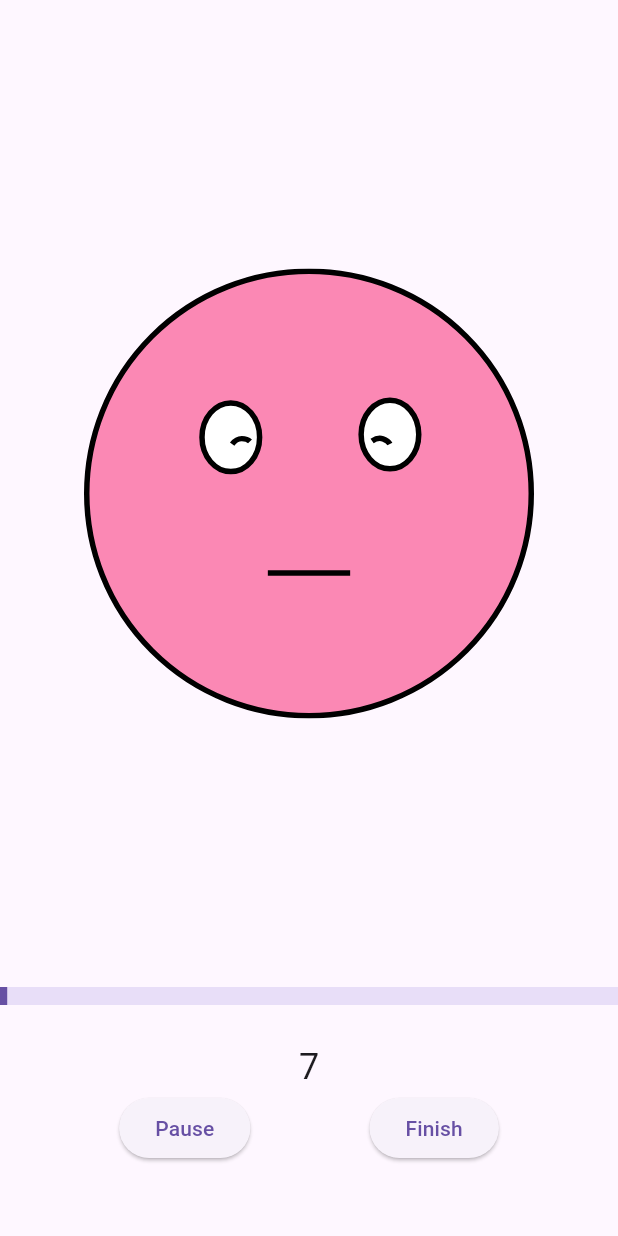
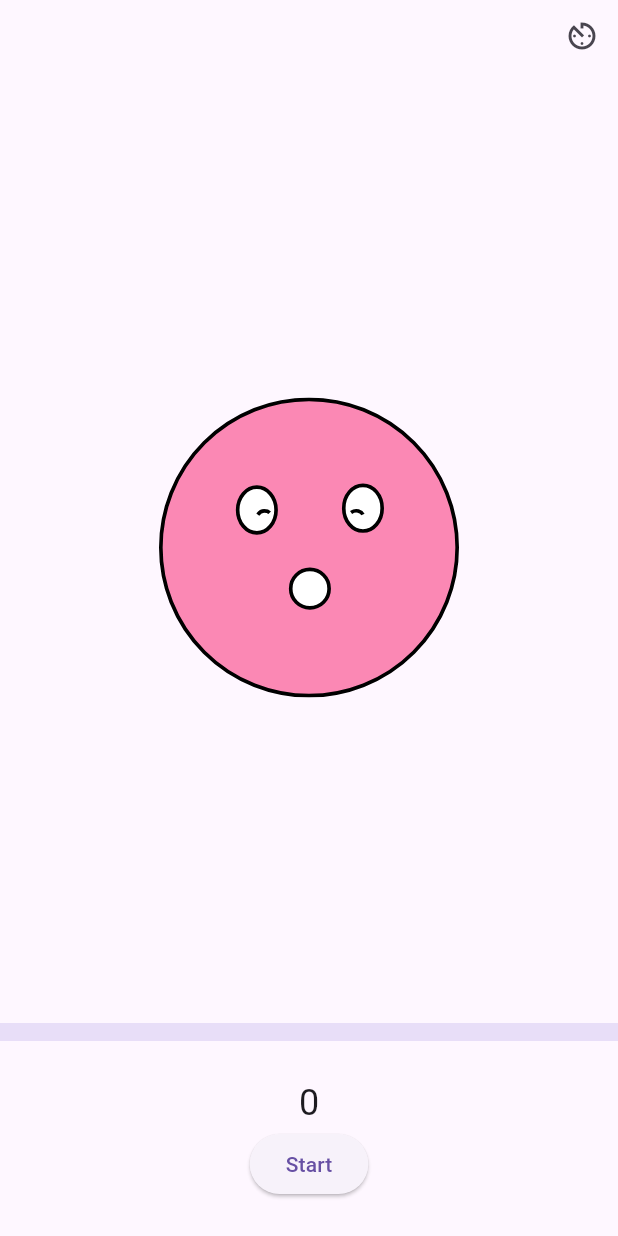
Before and after one commit to fkaita/MealFriend, a Flutter app: the screen it shows after launch, on a phone screen of 412 x 824 dp. Run offline on Flutter 3.47's test engine with Material 3 defaults, Android fonts, the light colour scheme and no system bars; our stand-ins replace flutter_svg.

Commit message:
add popup to set time length

```diff
--- a/lib/main.dart
+++ b/lib/main.dart
@@ -26,26 +26,25 @@ enum TimerState { initial, started, paused }
 
 class _TimerPageState extends State<TimerPage> {
   int seconds = 0;
-  int _currentIndex = 0;
-  final int maxSeconds = 600;
+  int _imageIndex = 0;
+  int maxSeconds = 60 * 20; // 20 minutes by default
   TimerState timerState = TimerState.initial;
-  Timer? _timer;
-  Timer? _imageTimer;
-  bool _isPaused = false;
+  Timer? _timer; // Timer for counting seconds
+  Timer? _imageTimer; // Timer for animation
 
   // Make list of svg images
-  List<String> _svgAssets = [
+  final List<String> _svgAssets = [
     'assets/images/eatingFace1.svg',
     'assets/images/eatingFace2.svg',
     'assets/images/eatingFace3.svg',
   ];
 
-  @override
-  void initState() {
-    super.initState();
-    startImageTimer();
-    startTimer();
-  }
+  // @override
+  // void initState() {
+  //   super.initState();
+  //   startImageTimer();
+  //   startTimer();
+  // }
 
   void startTimer() {
     _timer = Timer.periodic(const Duration(seconds: 1), (_) {
@@ -56,13 +55,14 @@ class _TimerPageState extends State<TimerPage> {
     setState(() {
       timerState = TimerState.started;
     });
+    startImageTimer();
   }
 
   void startImageTimer() {
     // For animation
     final random = Random();
-    final meanSeconds = 1;
-    final stdDevSeconds = 0.5;
+    const meanSeconds = 1;
+    const stdDevSeconds = 0.5;
 
     // Generate a random duration with normal distribution
     Duration randomDuration = Duration(
@@ -70,9 +70,9 @@ class _TimerPageState extends State<TimerPage> {
             ((random.nextDouble() * stdDevSeconds + meanSeconds) * 1000)
                 .round());
     _imageTimer = Timer(randomDuration, () {
-      if (!_isPaused) {
+      if (seconds / maxSeconds < 1.0) {
         setState(() {
-          _currentIndex = (_currentIndex + 1) % _svgAssets.length;
+          _imageIndex = (_imageIndex + 1) % _svgAssets.length;
         });
       }
       startImageTimer(); // Start timer again for the next image change
@@ -92,23 +92,71 @@ class _TimerPageState extends State<TimerPage> {
     _imageTimer?.cancel();
     setState(() {
       seconds = 0;
-      _currentIndex = 0;
+      _imageIndex = 0;
       timerState = TimerState.initial;
-      // Go to next stage here
+      // TODO: Go to next stage here -> Record time
     });
+  }
+
+  Future<void> _showMyDialog() async {
+    final result = await showDialog<String>(
+      context: context,
+      builder: (BuildContext context) {
+        return SimpleDialog(
+          title: const Text('Select time for a meal'),
+          children: <Widget>[
+            SimpleDialogOption(
+              onPressed: () {
+                Navigator.pop(context, "15");
+              },
+              child: const Text('15 minutes'),
+            ),
+            SimpleDialogOption(
+              onPressed: () {
+                Navigator.pop(context, "20");
+              },
+              child: const Text('20 minutes'),
+            ),
+            SimpleDialogOption(
+              onPressed: () {
+                Navigator.pop(context, "25");
+              },
+              child: const Text('25 minutes'),
+            ),
+          ],
+        );
+      },
+    );
+    // Change target time length
+    if (result != null) {
+      setState(() {
+        maxSeconds = int.parse(result) * 60;
+      });
+    }
   }
 
   @override
   Widget build(BuildContext context) {
     return Scaffold(
-      body: Center(
+        body: SafeArea(
+      child: Center(
         child: Column(
           children: [
+            Row(mainAxisAlignment: MainAxisAlignment.end, children: [
+              IconButton(
+                icon: const Icon(Icons.av_timer_outlined),
+                iconSize: 24,
+                padding: const EdgeInsets.all(8.0),
+                onPressed: () {
+                  _showMyDialog();
+                },
+              )
+            ]),
             Expanded(
               child: SvgPicture.asset(
-                _svgAssets[_currentIndex],
-                width: 300, // Adjust width and height as needed
-                height: 300,
+                _svgAssets[_imageIndex],
+                width: 200, // Adjust width and height as needed
+                height: 200,
               ),
             ),
             LinearProgressIndicator(
@@ -129,7 +177,6 @@ class _TimerPageState extends State<TimerPage> {
                       pauseTimer();
                     } else {
                       startTimer();
-                      startImageTimer();
                     }
                   },
                   child: Text(timerState == TimerState.started
@@ -145,11 +192,11 @@ class _TimerPageState extends State<TimerPage> {
                     child: const Text('Finish'))
             ]),
             const SizedBox(
-              height: 48,
+              height: 24,
             )
           ],
         ),
       ),
-    );
+    ));
   }
 }
```
